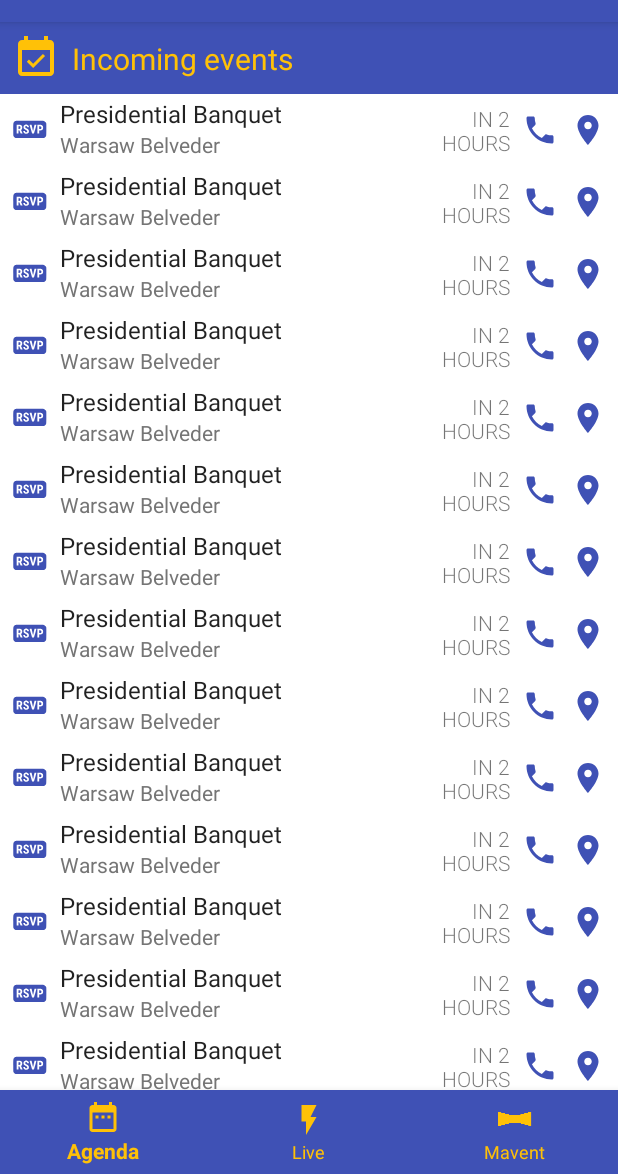
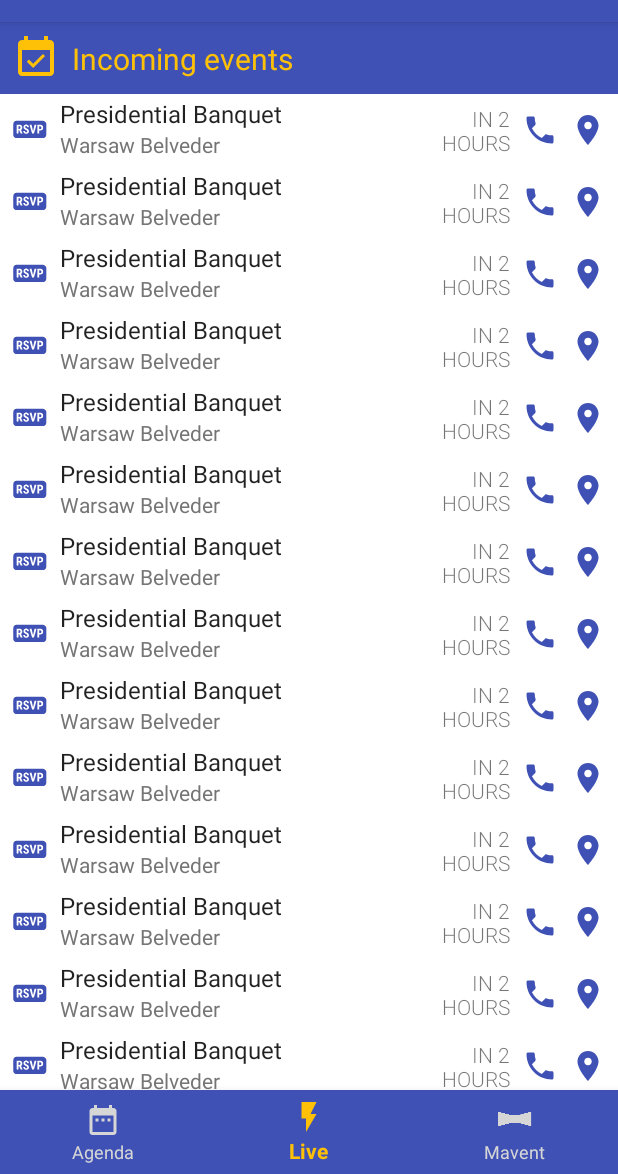
Before and after one commit to marcullo/maevent, an Android app: the fragment AgendaFragment placed in its activity, on a phone screen of 412 x 824 dp, the part 62-1236 px from its top. Run offline under Robolectric (Android 15) with nearby library versions, the phone set to English and light mode, and no system bars.

Commit message:
improved tab selector

```diff
--- a/mobile/app/src/main/java/com/devmarcul/maevent/MainActivity.java
+++ b/mobile/app/src/main/java/com/devmarcul/maevent/MainActivity.java
@@ -39,16 +39,14 @@ public class MainActivity extends AppCompatActivity
 
         lastLoadedFragmentId = 0;
 
-        BottomNavigationView navigation = findViewById(R.id.main_navigation);
-        navigation.setOnNavigationItemSelectedListener(mOnNavigationItemSelectedListener);
+        BottomNavigationView bottomNavigation = findViewById(R.id.main_navigation);
+        bottomNavigation.setOnNavigationItemSelectedListener(mOnNavigationItemSelectedListener);
 
-        CoordinatorLayout.LayoutParams layoutParams = (CoordinatorLayout.LayoutParams) navigation.getLayoutParams();
+        CoordinatorLayout.LayoutParams layoutParams = (CoordinatorLayout.LayoutParams) bottomNavigation.getLayoutParams();
         layoutParams.setBehavior(new BottomNavigationBehavior());
 
         //TODO Load agenda if there is no live event
-        lastLoadedFragment = new LiveEventFragment();
-        lastLoadedFragmentId = 1;
-        loadFragment(lastLoadedFragment);
+        bottomNavigation.setSelectedItemId(R.id.main_live_event);
     }
 
     @Override
--- a/mobile/app/src/main/java/com/devmarcul/maevent/agenda/IncomingEventAdapter.java
+++ b/mobile/app/src/main/java/com/devmarcul/maevent/agenda/IncomingEventAdapter.java
@@ -101,7 +101,7 @@ public class IncomingEventAdapter extends RecyclerView.Adapter<IncomingEventAdap
                 Maevent event = mClickHandler.onClickRsvp(incomingEventData);
                 mIncomingEvents = updateIncomingEventsData(adapterPosition, event);
             }
-            if (v == callView) {
+            else if (v == callView) {
                 mClickHandler.onClickCall(incomingEventData);
             }
             else if (v == locationView) {
--- a/mobile/app/src/main/java/com/devmarcul/maevent/event/Maevent.java
+++ b/mobile/app/src/main/java/com/devmarcul/maevent/event/Maevent.java
@@ -64,7 +64,7 @@ public class Maevent implements MaeventStaticData {
         content.checkValidity();
 
         final String debugContent = content.getContentForDebug();
-        Log.d(LOG_TAG, "Profile: " + debugContent);
+        Log.d(LOG_TAG, "Event: " + debugContent);
     }
 
     private void initializeContent() {
--- a/mobile/app/src/main/java/com/devmarcul/maevent/fragment/AgendaFragment.java
+++ b/mobile/app/src/main/java/com/devmarcul/maevent/fragment/AgendaFragment.java
@@ -97,7 +97,7 @@ public class AgendaFragment extends Fragment implements
     @Override
     public Maevent onClickRsvp(Maevent eventData) {
         Maevent data = eventData;
-        Prompt.displayShort("TODO Add check RSVP", parent);
+        Prompt.displayShort("TODO Presence confirmed", parent);
         data.confirm(true);
         return data;
     }
--- a/mobile/app/src/main/res/drawable/tab_selector.xml
+++ b/mobile/app/src/main/res/drawable/tab_selector.xml
@@ -6,10 +6,16 @@
         android:state_pressed="false"
         android:color="@color/colorAccent" />
 
-    <item android:state_focused="false"
+    <item android:state_checked="false"
+        android:state_focused="false"
         android:state_pressed="true"
         android:color="@color/colorTextIcons" />
 
-    <item android:color="@color/colorAccent" />
+    <item android:state_checked="false"
+        android:state_focused="true"
+        android:state_pressed="true"
+        android:color="@color/colorTextIcons" />
+
+    <item android:color="@color/colorDivider" />
 
 </selector>
```
